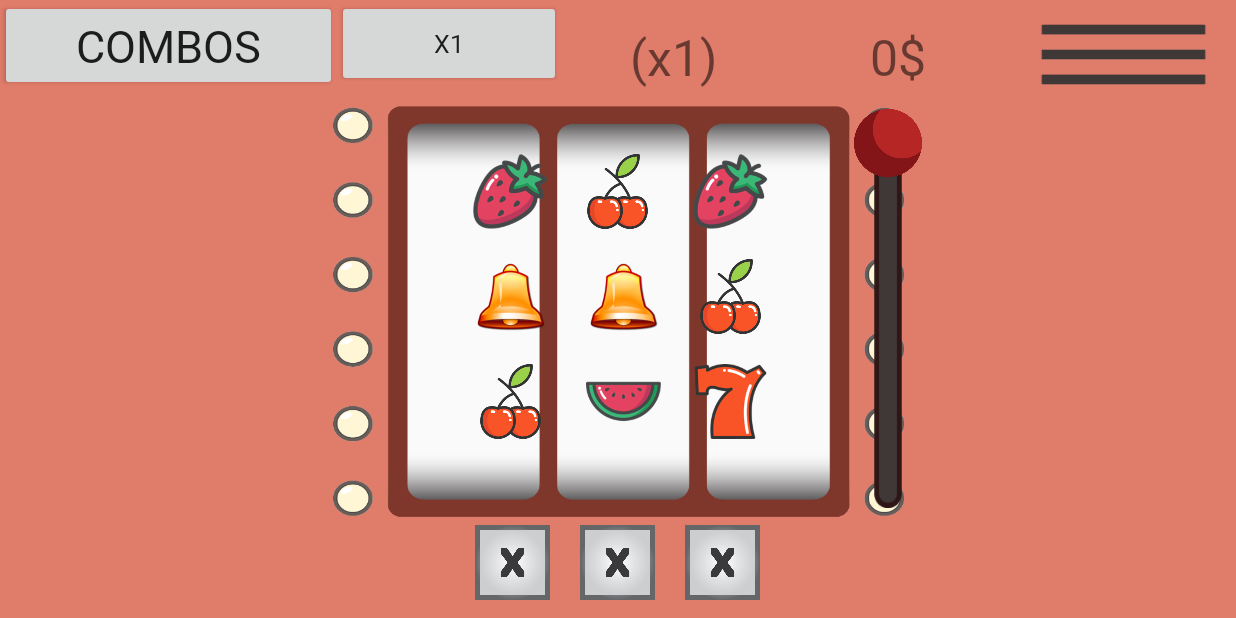
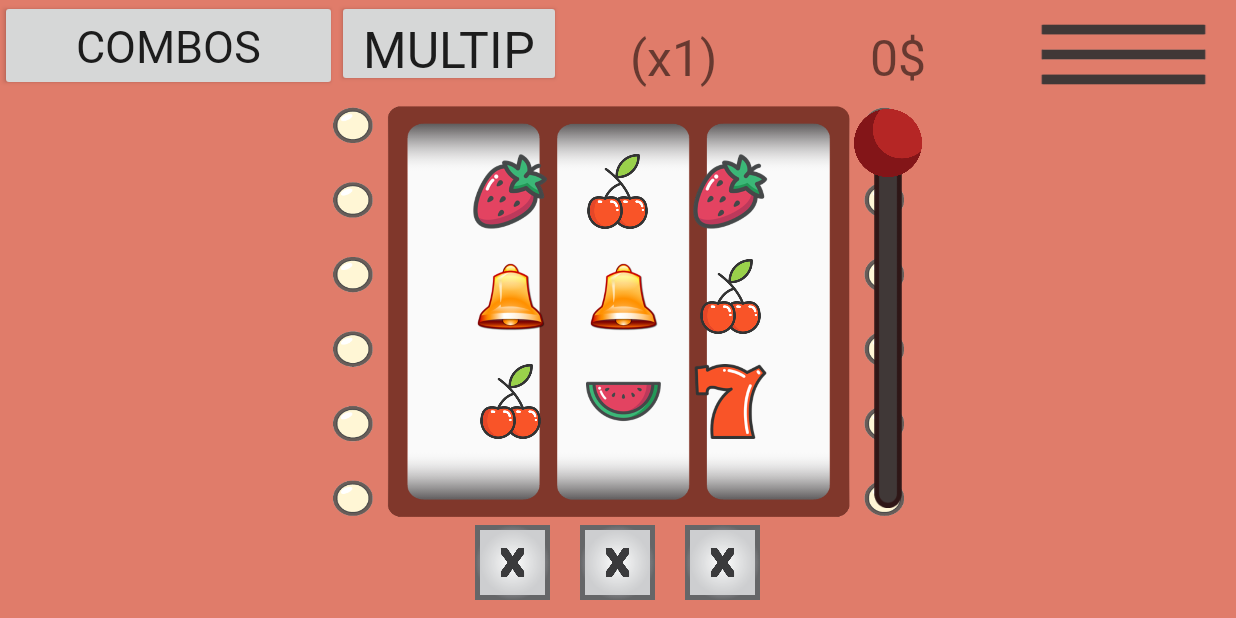
Before and after one commit to Yazuke/Appli-Mobile-machine_a_sous, an Android app: the MainActivity screen opened directly, with no data from a screen before it, on a phone screen of 824 x 412 dp (held sideways). Run offline under Robolectric (Android 15) with nearby library versions, the phone set to English and light mode, and no system bars; 2 statements that could not run were skipped.

Commit message:
ajustement multiplicateur

```diff
--- a/app/src/main/java/com/example/yazuke/applimobilemachine_a_sous/Leaderboard.java
+++ b/app/src/main/java/com/example/yazuke/applimobilemachine_a_sous/Leaderboard.java
@@ -41,7 +41,7 @@ public class Leaderboard extends AppCompatActivity {
         btnIns.setOnClickListener(new View.OnClickListener() {
             @Override
             public void onClick(View view) {
-                Intent intent=new Intent(Leaderboard.this,Inscription.class);
+                Intent intent=new Intent(Leaderboard.this,Menu.class);
                 startActivity(intent);
             }
         });
--- a/app/src/main/java/com/example/yazuke/applimobilemachine_a_sous/MainActivity.java
+++ b/app/src/main/java/com/example/yazuke/applimobilemachine_a_sous/MainActivity.java
@@ -36,6 +36,7 @@ public class MainActivity extends AppCompatActivity implements AsyncListener, Po
     private float distance;
     private int selectedID, multiplier = 1;
     private TextView score;
+    private TextView multiplicateur;
 
     private User user;
     private FrameLayout baseTop;
@@ -63,7 +64,7 @@ public class MainActivity extends AppCompatActivity implements AsyncListener, Po
         score = (TextView)findViewById(R.id.score);
         score.setText("" + user.getSolde()+"$");
 
-
+        multiplicateur = (TextView)findViewById(R.id.multiplicateur);
         /////////////////////////////
         //-- Images des rouleaux --//
         /////////////////////////////
@@ -585,26 +586,31 @@ public class MainActivity extends AppCompatActivity implements AsyncListener, Po
                 return true;
             case R.id.multiplier1:
                 multiplier = 2;
+                multiplicateur.setText("(X" + multiplier+")");
                 cout = 50 * multiplier;
                 prix = 500 * multiplier;
                 return true;
             case R.id.multiplier2:
                 multiplier = 5;
+                multiplicateur.setText("(X" + multiplier+")");
                 cout = 50 * multiplier;
                 prix = 500 * multiplier;
                 return true;
             case R.id.multiplier3:
                 multiplier = 10;
+                multiplicateur.setText("(X" + multiplier+")");
                 cout = 50 * multiplier;
                 prix = 500 * multiplier;
                 return true;
             case R.id.multiplier4:
                 multiplier = 20;
+                multiplicateur.setText("(X" + multiplier+")");
                 cout = 50 * multiplier;
                 prix = 500 * multiplier;
                 return true;
             case R.id.multiplier5:
                 multiplier = 1;
+                multiplicateur.setText("(X" + multiplier+")");
                 cout = 50 * multiplier;
                 prix = 500 * multiplier;
                 return true;
--- a/app/src/main/res/layout/activity_main.xml
+++ b/app/src/main/res/layout/activity_main.xml
@@ -54,13 +54,14 @@
                     android:layout_height="58dp"
                     android:layout_below="@+id/button1x"
                     android:onClick="showCombo"
-                    android:text="@string/button1x"
-                    android:textSize="25px" />
+                    android:text="@string/multiplier"
+                    android:textSize="50px" />
 
 
             </LinearLayout>
 
             <TextView
+                android:id="@+id/multiplicateur"
             android:layout_width="0dp"
             android:layout_height="match_parent"
             android:layout_weight="1"
--- a/app/src/main/res/layout/leaderboard.xml
+++ b/app/src/main/res/layout/leaderboard.xml
@@ -44,7 +44,7 @@
                     android:layout_width="wrap_content"
                     android:layout_height="wrap_content"
                     android:layout_centerInParent="true"
-                    android:text="@string/sign_up"
+                    android:text="@string/menu"
                     android:textColor="#fff"
                     android:textSize="25dp" />
             </RelativeLayout>
--- a/app/src/main/res/values/strings.xml
+++ b/app/src/main/res/values/strings.xml
@@ -11,6 +11,7 @@
     <string name="menu3">Leaderboard</string>
     <string name="menu4">Quit</string>
     <string name="demarrer_partie">Démarrer Partie</string>
+    <string name="multiplier">Multiplier</string>
 
     <string name="retour">Retour_au_jeu</string>
     <string name="casino">CASINO</string>
@@ -21,6 +22,7 @@
     <string name="delete">Supprimer</string>
     <string name="save">Sauvegarder</string>
     <string name="play">Jouer</string>
+    <string name="menu">Menu</string>
 
     <string name="contrat">J\'accepte les conditions générales d\'utilisation</string>
     <string name="x1">x1</string>
```
Also changed, not shown: app/src/main/res/values-v16/styles.xml (line endings or trailing spaces).
